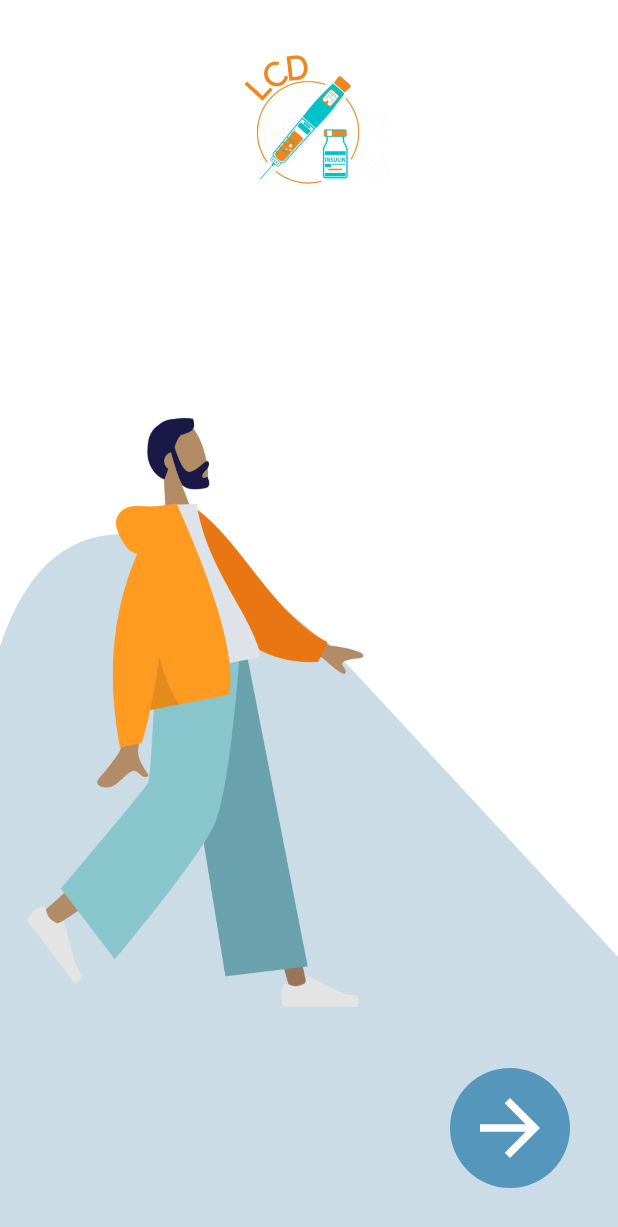
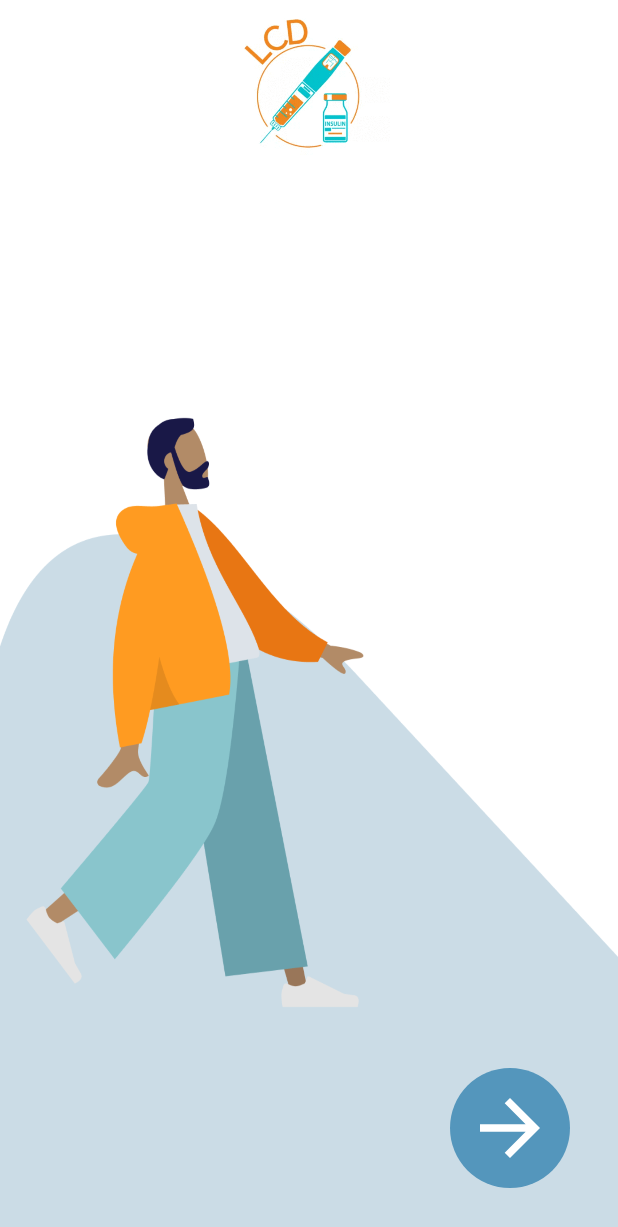
Before and after one commit to TAJMOUTI/AndroidProject, an Android app: the screen it shows after launch (MainActivity), on a phone screen of 412 x 824 dp. Shown: the top 1227 px of the screen. Run offline under Robolectric (Android 15) with nearby library versions, the phone set to English and light mode, and no system bars.

Commit message:
Fix bug and clean design

```diff
--- a/app/src/main/java/com/example/androidproject/Main_Page.java
+++ b/app/src/main/java/com/example/androidproject/Main_Page.java
@@ -23,10 +23,8 @@ public class Main_Page extends AppCompatActivity {
         super.onCreate(savedInstanceState);
         setContentView(R.layout.activity_main__page);
 
-        bottomNavigation = findViewById(R.id.bottom_navigation);
-
         user = FirebaseAuth.getInstance().getCurrentUser();
-        //username = user.getDisplayName(); //todo: erreur firebase
+        username = user.getDisplayName();
         textViewName = findViewById(R.id.textViewName);
 
         textViewName.setText("Hi " + username);
--- a/app/src/main/res/layout/activity_landing_page.xml
+++ b/app/src/main/res/layout/activity_landing_page.xml
@@ -10,7 +10,8 @@
         android:layout_width="match_parent"
         android:layout_height="match_parent"
         android:gravity="center_horizontal"
-        android:weightSum="10">
+        android:weightSum="10"
+        android:background="#FFFFFF">
 
         <LinearLayout
             android:layout_width="wrap_content"
--- a/app/src/main/res/layout/activity_main.xml
+++ b/app/src/main/res/layout/activity_main.xml
@@ -16,7 +16,7 @@
         android:id="@+id/bannière"
         android:layout_width="187dp"
         android:layout_height="99dp"
-        android:layout_marginTop="32dp"
+        android:layout_marginTop="8dp"
         android:text="@string/app_name"
         android:textColor="#000000"
         android:textSize="36sp"
```
Also changed, not shown: app/src/main/res/layout/activity_main__page.xml (+0 -10 lines).
